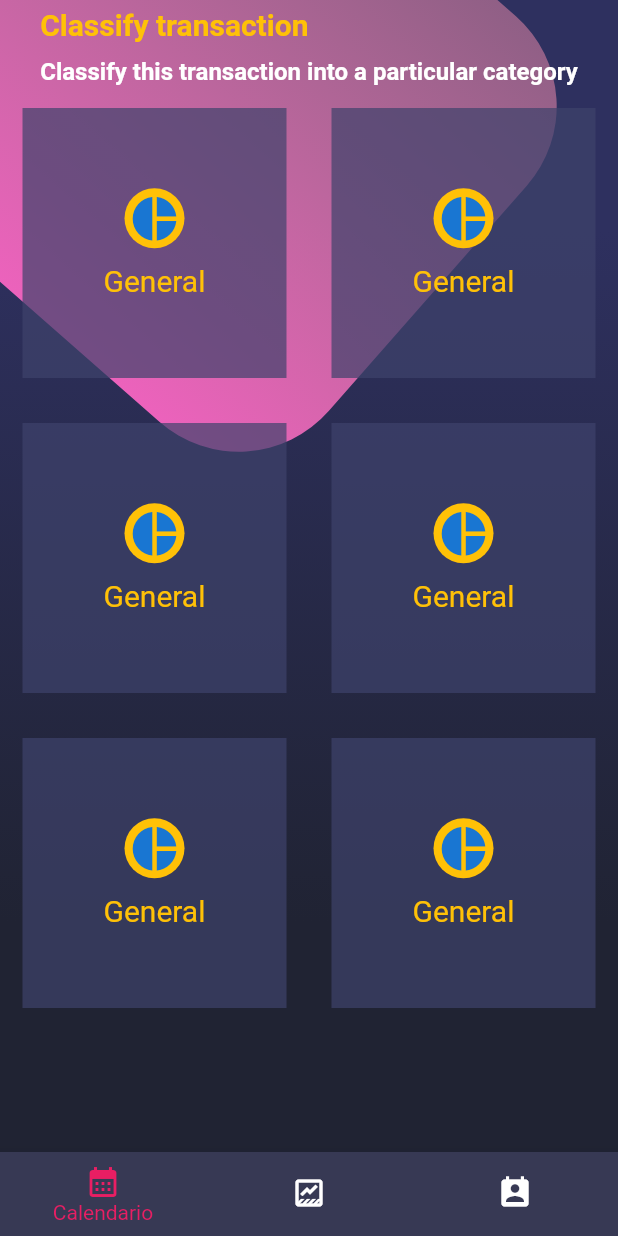
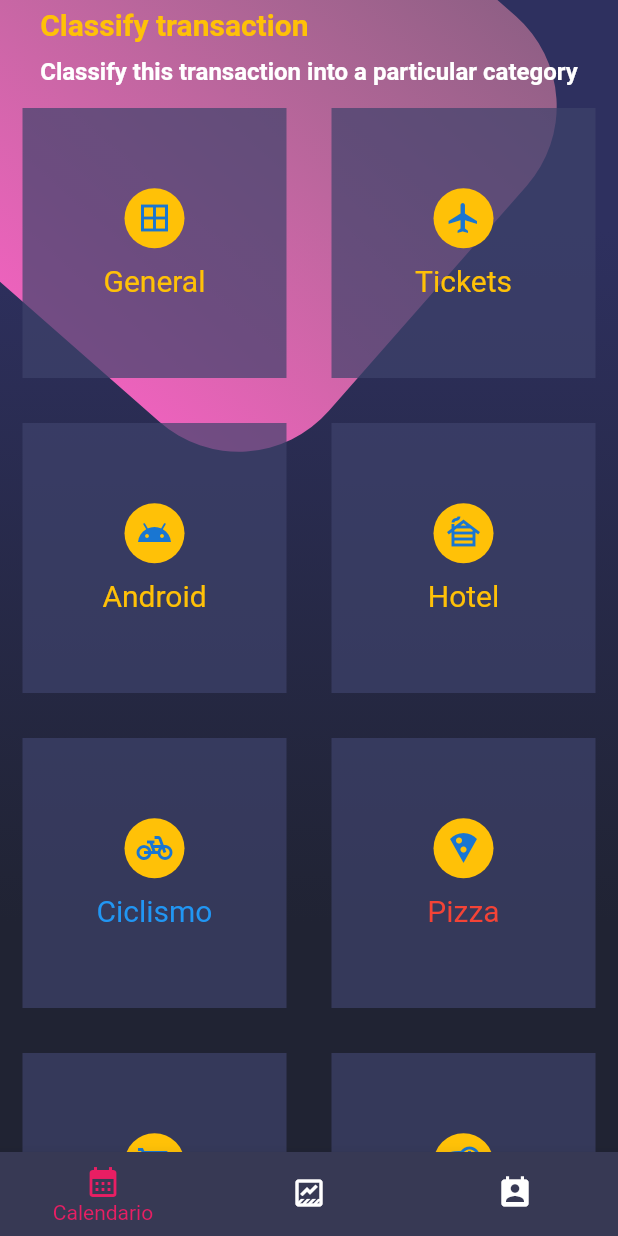
Before and after one commit to DivadRod/flutter-designs, a Flutter app: the screen it shows after launch, on a phone screen of 412 x 824 dp. Run offline on Flutter 3.47's test engine with Material 2 defaults, Android fonts, the phone set to English and light mode, and no system bars.

Commit message:
Design #3 Icons - Title

```diff
--- a/lib/widgets/card_table.dart
+++ b/lib/widgets/card_table.dart
@@ -6,18 +6,30 @@ class CardTable extends StatelessWidget {
   @override
   Widget build(BuildContext context) {
     return Table(
-      children: [
+      children: const [
         TableRow(children: [
-          _SingleCard(),
-          _SingleCard(),
+          _SingleCard(
+              icon: Icons.border_all, text: 'General', color: Colors.amber),
+          _SingleCard(
+              icon: Icons.flight_outlined,
+              text: 'Tickets',
+              color: Colors.amber),
         ]),
         TableRow(children: [
-          _SingleCard(),
-          _SingleCard(),
+          _SingleCard(
+              icon: Icons.android, text: 'Android', color: Colors.amber),
+          _SingleCard(icon: Icons.cabin, text: 'Hotel', color: Colors.amber),
         ]),
         TableRow(children: [
-          _SingleCard(),
-          _SingleCard(),
+          _SingleCard(
+              icon: Icons.pedal_bike, text: 'Ciclismo', color: Colors.blue),
+          _SingleCard(
+              icon: Icons.local_pizza, text: 'Pizza', color: Colors.red),
+        ]),
+        TableRow(children: [
+          _SingleCard(
+              icon: Icons.shopping_cart, text: 'Shopping', color: Colors.blue),
+          _SingleCard(icon: Icons.bus_alert, text: 'Bus', color: Colors.red),
         ]),
       ],
     );
@@ -25,25 +37,36 @@ class CardTable extends StatelessWidget {
 }
 
 class _SingleCard extends StatelessWidget {
+  final IconData icon;
+  final Color color;
+  final String text;
+
+  const _SingleCard({
+    super.key,
+    required this.icon,
+    required this.color,
+    required this.text,
+  });
+
   @override
   Widget build(BuildContext context) {
     return Container(
       margin: const EdgeInsets.all(15),
       height: 180,
       decoration: const BoxDecoration(color: Color.fromRGBO(62, 66, 107, 0.7)),
-      child: const Column(
+      child: Column(
         mainAxisAlignment: MainAxisAlignment.center,
         children: [
           CircleAvatar(
             backgroundColor: Colors.amber,
-            child: Icon(Icons.pie_chart, size: 35),
+            child: Icon(icon),
           ),
-          SizedBox(
+          const SizedBox(
             height: 10,
           ),
           Text(
-            'General',
-            style: TextStyle(color: Colors.amber, fontSize: 20),
+            text,
+            style: TextStyle(color: color, fontSize: 20),
           )
         ],
       ),
```
